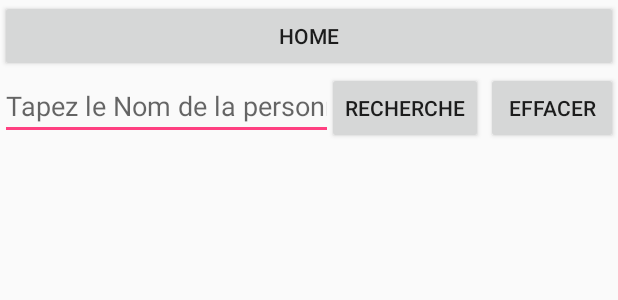
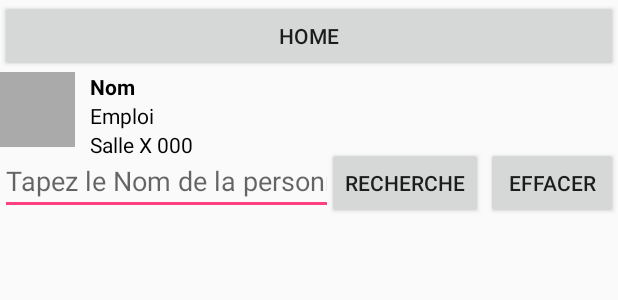
Before and after one commit to LBT76240/Hermes-Android, an Android app: the layout tabletlayoutpersonne.xml on its own in the app's theme, with its tools: preview values and no code run, on a phone screen of 412 x 824 dp. Shown: the top 300 px of the screen. Run offline under Robolectric (Android 15) with nearby library versions, the phone set to English and light mode, and no system bars.

Commit message:
on peut cliquer sur les gens

```diff
--- a/app/src/main/res/layout/tabletlayoutpersonne.xml
+++ b/app/src/main/res/layout/tabletlayoutpersonne.xml
@@ -1,5 +1,6 @@
 <?xml version="1.0" encoding="utf-8"?>
 <RelativeLayout xmlns:android="http://schemas.android.com/apk/res/android"
+    xmlns:tools="http://schemas.android.com/tools"
     android:layout_width="match_parent" android:layout_height="match_parent">
 
     <Button
@@ -13,13 +14,54 @@
         android:layout_alignParentRight="true"
         android:layout_alignParentEnd="true" />
 
+
+    <ImageView
+        android:id="@+id/avatar"
+        android:layout_width="50dp"
+        android:layout_height="50dp"
+        android:layout_below="@+id/buttonHome"
+        tools:background="#AAA"
+        />
+
+    <TextView
+        android:id="@+id/nom"
+        android:layout_width="wrap_content"
+        android:layout_height="wrap_content"
+        android:textColor="@android:color/black"
+        android:layout_marginLeft="10dp"
+        android:layout_toRightOf="@+id/avatar"
+        android:layout_alignTop="@+id/avatar"
+        android:textStyle="bold"
+        tools:text="Nom"
+        />
+
+    <TextView
+        android:id="@+id/job"
+        android:layout_width="wrap_content"
+        android:layout_height="wrap_content"
+        android:textColor="@android:color/black"
+        android:layout_alignLeft="@+id/nom"
+        android:layout_below="@+id/nom"
+        tools:text="Emploi"
+        />
+
+    <TextView
+        android:id="@+id/salle"
+        android:layout_width="wrap_content"
+        android:layout_height="wrap_content"
+        android:textColor="@android:color/black"
+        android:layout_alignLeft="@+id/nom"
+        android:layout_below="@+id/job"
+        tools:text="Salle X 000"
+        />
+
     <EditText
         android:layout_width="wrap_content"
         android:layout_height="wrap_content"
         android:inputType="textPersonName"
         android:hint="Tapez le Nom de la personne ici"
         android:ems="10"
-        android:layout_below="@+id/buttonHome"
+        android:layout_below="@+id/avatar"
         android:id="@+id/editText"
         android:layout_marginRight="190dp"
         android:layout_alignParentLeft="true"
@@ -41,7 +83,7 @@
         android:layout_height="wrap_content"
         android:id="@+id/buttonRecherche"
         android:layout_marginRight="90dp"
-        android:layout_below="@+id/buttonHome"
+        android:layout_below="@+id/avatar"
         android:layout_alignParentRight="true"
         android:layout_alignParentEnd="true" />
 
@@ -50,7 +92,7 @@
         android:layout_width="wrap_content"
         android:layout_height="wrap_content"
         android:id="@+id/buttonReset"
-        android:layout_below="@+id/buttonHome"
+        android:layout_below="@+id/avatar"
         android:layout_alignParentRight="true"
         android:layout_alignParentEnd="true" />
 
```
Also changed, not shown: app/src/main/java/trailin/myfirstapplication/PeopleAdapter.java (+36 -2 lines), app/src/main/java/trailin/myfirstapplication/TabletActivity.java (+7 -2 lines).
